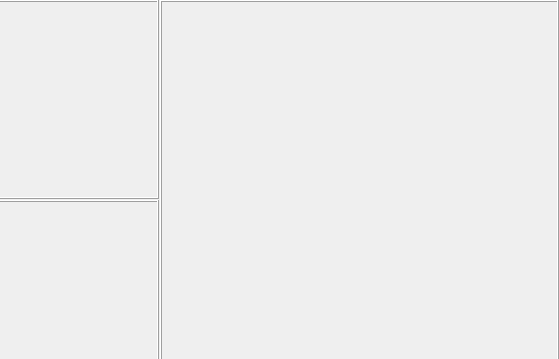
Above: src/gui/Src/Gui/CPUWidget.ui from x64dbg/x64dbg before the change; both pictures show x 241 to 800 and y 0 to 359 of the 800 by 600 pixel window. Below: the same form after it.
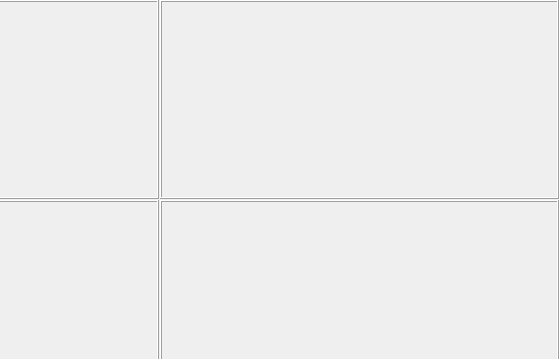
That is the form after the change.

```diff
--- a/src/gui/Src/Gui/CPUWidget.ui
+++ b/src/gui/Src/Gui/CPUWidget.ui
@@ -114,14 +114,24 @@
         </layout>
        </widget>
       </widget>
-      <widget class="QFrame" name="mTopRightFrame">
+      <widget class="QSplitter" name="mTopRightVSplitter">
+       <property name="orientation">
+        <enum>Qt::Vertical</enum>
+       </property>
+       <property name="handleWidth">
+        <number>1</number>
+       </property>
+       <property name="childrenCollapsible">
+        <bool>false</bool>
+       </property>
+       <widget class="QFrame" name="mTopRightUpperFrame">
        <property name="frameShape">
         <enum>QFrame::Box</enum>
        </property>
        <property name="frameShadow">
         <enum>QFrame::Raised</enum>
        </property>
-       <layout class="QVBoxLayout" name="mTopRightFrameLayout">
+        <layout class="QVBoxLayout" name="mTopRightUpperFrameLayout">
         <property name="spacing">
          <number>0</number>
         </property>
@@ -138,6 +148,32 @@
          <number>0</number>
         </property>
        </layout>
+       </widget>
+       <widget class="QFrame" name="mTopRightLowerFrame">
+        <property name="frameShape">
+         <enum>QFrame::Box</enum>
+        </property>
+        <property name="frameShadow">
+         <enum>QFrame::Raised</enum>
+        </property>
+        <layout class="QVBoxLayout" name="mTopRightLowerFrameLayout">
+         <property name="spacing">
+          <number>0</number>
+         </property>
+         <property name="leftMargin">
+          <number>0</number>
+         </property>
+         <property name="topMargin">
+          <number>0</number>
+         </property>
+         <property name="rightMargin">
+          <number>0</number>
+         </property>
+         <property name="bottomMargin">
+          <number>0</number>
+         </property>
+        </layout>
+       </widget>
       </widget>
      </widget>
      <widget class="QSplitter" name="mBotHSplitter">
```
Lines whose indentation alone changed are shown as unchanged.
